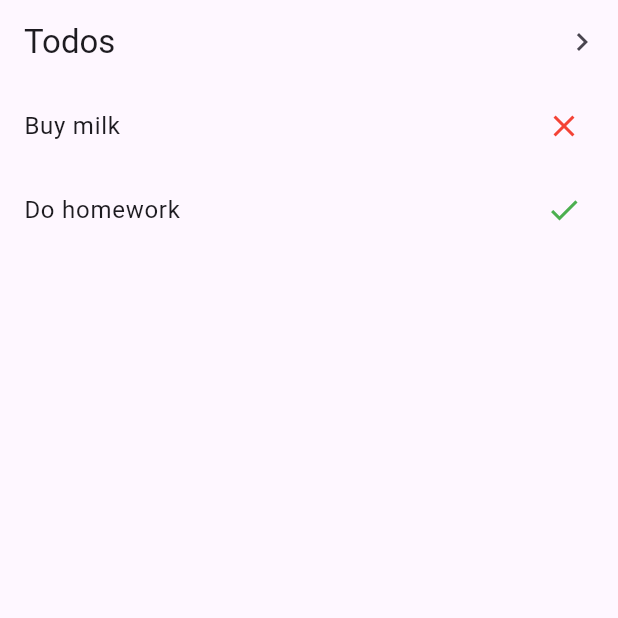
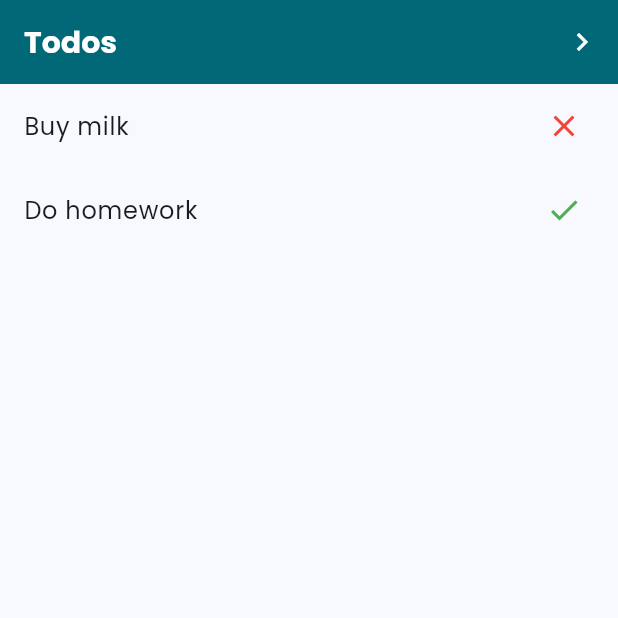
Before and after one commit to Vladeouz/flutter_clean_architecture_template, a Flutter app: the screen it shows after launch, on a phone screen of 412 x 824 dp, the top half of it. Run offline on Flutter 3.47's test engine with Material 3 defaults, Android fonts, the phone set to English and light mode, and no system bars; our stand-ins replace dio, equatable, flutter_bloc, flutter_easyloading, get_it, go_router and 3 more.

Commit message:
Latest Update

```diff
--- /dev/null
+++ b/lib/core/theme/app_theme.dart
@@ -0,0 +1,202 @@
+import 'package:flutter/material.dart';
+import 'package:google_fonts/google_fonts.dart';
+
+class AppTheme {
+  static final _baseColor = Color.fromRGBO(24, 183, 206, 15);
+
+  static final ColorScheme _lightColorScheme = ColorScheme.fromSeed(
+    onPrimary: Colors.white,
+    seedColor: _baseColor,
+
+    brightness: Brightness.light,
+  );
+
+  static final ColorScheme _darkColorScheme = ColorScheme.fromSeed(
+    seedColor: _baseColor,
+    brightness: Brightness.dark,
+  );
+
+  static final ThemeData lightTheme = ThemeData(
+    colorScheme: _lightColorScheme,
+    useMaterial3: true,
+    scaffoldBackgroundColor: Color(0xFFF8F8FF),
+    appBarTheme: _appBarTheme(_lightColorScheme),
+    textTheme: _textTheme(Colors.black),
+    primaryTextTheme: _textTheme(Colors.white),
+    elevatedButtonTheme: _elevatedButtonTheme(_lightColorScheme),
+    textButtonTheme: _textButtonTheme(_lightColorScheme),
+    outlinedButtonTheme: _outlinedButtonTheme(_lightColorScheme),
+    cardTheme: _cardTheme(_lightColorScheme),
+    datePickerTheme: _datePickerTheme(_lightColorScheme),
+  );
+
+  static final ThemeData darkTheme = ThemeData(
+    colorScheme: _darkColorScheme,
+    useMaterial3: true,
+    scaffoldBackgroundColor: Colors.black,
+    appBarTheme: _appBarTheme(_darkColorScheme),
+    textTheme: _textTheme(Colors.white),
+    primaryTextTheme: _textTheme(Colors.white),
+    elevatedButtonTheme: _elevatedButtonTheme(_darkColorScheme),
+    textButtonTheme: _textButtonTheme(_darkColorScheme),
+    outlinedButtonTheme: _outlinedButtonTheme(_darkColorScheme),
+    cardTheme: _cardTheme(_darkColorScheme),
+    datePickerTheme: _datePickerTheme(_darkColorScheme),
+  );
+
+  static AppBarTheme _appBarTheme(ColorScheme colorScheme) {
+    return AppBarTheme(
+      backgroundColor: colorScheme.primary,
+      foregroundColor: colorScheme.onPrimary,
+      elevation: 4,
+      centerTitle: false,
+      titleTextStyle: GoogleFonts.poppins(
+        fontSize: 20,
+        fontWeight: FontWeight.bold,
+        color: colorScheme.onPrimary,
+      ),
+    );
+  }
+
+  static TextTheme _textTheme(Color defaultColor) {
+    return TextTheme(
+      headlineLarge: GoogleFonts.poppins(
+        fontSize: 32,
+        fontWeight: FontWeight.bold,
+        color: defaultColor,
+      ),
+      headlineMedium: GoogleFonts.poppins(
+        fontSize: 24,
+        fontWeight: FontWeight.bold,
+        color: defaultColor,
+      ),
+      headlineSmall: GoogleFonts.poppins(
+        fontSize: 20,
+        fontWeight: FontWeight.bold,
+        color: defaultColor,
+      ),
+      titleLarge: GoogleFonts.poppins(
+        fontSize: 22,
+        fontWeight: FontWeight.bold,
+        color: defaultColor,
+      ),
+      titleMedium: GoogleFonts.poppins(
+        fontSize: 18,
+        fontWeight: FontWeight.w600,
+        color: defaultColor,
+      ),
+      titleSmall: GoogleFonts.poppins(
+        fontSize: 16,
+        fontWeight: FontWeight.w500,
+        color: defaultColor,
+      ),
+      bodyLarge: GoogleFonts.poppins(
+        fontSize: 16,
+        fontWeight: FontWeight.normal,
+        color: defaultColor,
+      ),
+      bodyMedium: GoogleFonts.poppins(
+        fontSize: 14,
+        fontWeight: FontWeight.normal,
+        color: defaultColor,
+      ),
+      bodySmall: GoogleFonts.poppins(
+        fontSize: 12,
+        fontWeight: FontWeight.normal,
+        color: defaultColor,
+      ),
+      labelLarge: GoogleFonts.poppins(
+        fontSize: 14,
+        fontWeight: FontWeight.w500,
+        color: defaultColor,
+      ),
+      labelSmall: GoogleFonts.poppins(
+        fontSize: 12,
+        fontWeight: FontWeight.w500,
+        color: defaultColor,
+      ),
+    );
+  }
+
+  static ElevatedButtonThemeData _elevatedButtonTheme(ColorScheme colorScheme) {
+    return ElevatedButtonThemeData(
+      style: ElevatedButton.styleFrom(
+        backgroundColor: colorScheme.primary,
+        foregroundColor: colorScheme.onPrimary,
+        textStyle: GoogleFonts.poppins(
+          fontSize: 16,
+          fontWeight: FontWeight.w600,
+        ),
+        shape: RoundedRectangleBorder(borderRadius: BorderRadius.circular(12)),
+        padding: const EdgeInsets.symmetric(horizontal: 16, vertical: 12),
+      ),
+    );
+  }
+
+  static TextButtonThemeData _textButtonTheme(ColorScheme colorScheme) {
+    return TextButtonThemeData(
+      style: TextButton.styleFrom(
+        foregroundColor: colorScheme.primary,
+        textStyle: GoogleFonts.poppins(
+          fontSize: 16,
+          fontWeight: FontWeight.w500,
+        ),
+      ),
+    );
+  }
+
+  static OutlinedButtonThemeData _outlinedButtonTheme(ColorScheme colorScheme) {
+    return OutlinedButtonThemeData(
+      style: OutlinedButton.styleFrom(
+        foregroundColor: colorScheme.primary,
+        side: BorderSide(color: colorScheme.primary, width: 1.5),
+        textStyle: GoogleFonts.poppins(
+          fontSize: 16,
+          fontWeight: FontWeight.w600,
+        ),
+        shape: RoundedRectangleBorder(borderRadius: BorderRadius.circular(12)),
+        padding: const EdgeInsets.symmetric(horizontal: 16, vertical: 12),
+      ),
+    );
+  }
+
+  static CardThemeData _cardTheme(ColorScheme colorScheme) {
+    return CardThemeData(
+      color: colorScheme.surface,
+      elevation: 3,
+      shape: RoundedRectangleBorder(borderRadius: BorderRadius.circular(12)),
+      // margin: const EdgeInsets.all(8),
+    );
+  }
+
+  static DatePickerThemeData _datePickerTheme(ColorScheme colorScheme) {
+    return DatePickerThemeData(
+      backgroundColor: colorScheme.surface,
+      headerBackgroundColor: colorScheme.primary,
+      headerForegroundColor: colorScheme.onPrimary,
+      rangeSelectionBackgroundColor: colorScheme.primary.withValues(alpha: 0.2),
+      rangeSelectionOverlayColor: WidgetStateProperty.resolveWith((states) {
+        // Bisa pakai hover, pressed, focused, dsb kalau mau
+        return colorScheme.primary.withValues(alpha: 0.1);
+      }),
+      dayForegroundColor: WidgetStateColor.resolveWith((states) {
+        if (states.contains(WidgetState.selected)) {
+          return colorScheme.onPrimary;
+        }
+        return colorScheme.onSurface;
+      }),
+      dayBackgroundColor: WidgetStateColor.resolveWith((states) {
+        if (states.contains(WidgetState.selected)) {
+          return colorScheme.primary;
+        }
+        return Colors.transparent;
+      }),
+      todayForegroundColor: WidgetStateColor.resolveWith((states) {
+        return colorScheme.primary;
+      }),
+      todayBackgroundColor: WidgetStateColor.resolveWith((states) {
+        return colorScheme.primary.withValues(alpha: 0.15);
+      }),
+    );
+  }
+}
--- a/lib/main.dart
+++ b/lib/main.dart
@@ -1,6 +1,9 @@
 import 'package:flutter/material.dart';
+import 'package:flutter_clean_architecture_template/core/theme/app_theme.dart';
 import 'package:flutter_clean_architecture_template/injection_container.dart';
 import 'package:flutter_clean_architecture_template/router.dart';
+import 'package:flutter_easyloading/flutter_easyloading.dart';
+import 'package:sizer/sizer.dart';
 
 void main() {
   init(); // Inisialisasi dependency injection
@@ -12,10 +15,18 @@ class MyApp extends StatelessWidget {
 
   @override
   Widget build(BuildContext context) {
-    return MaterialApp.router(
-      title: 'Flutter Clean Architecture',
-      routerConfig: AppRouter.router, // Gunakan router dari file router.dart
-      theme: ThemeData(primarySwatch: Colors.blue),
+    return Sizer(
+      builder: (context, orientation, screenType) {
+        return MaterialApp.router(
+          title: 'nupay',
+          routerConfig: AppRouter.router,
+          theme: AppTheme.lightTheme,
+          darkTheme: AppTheme.darkTheme,
+          themeMode:
+              ThemeMode.system, // ganti ke light/dark/system sesuai kebutuhan
+          builder: EasyLoading.init(),
+        );
+      },
     );
   }
 }
--- a/lib/router.dart
+++ b/lib/router.dart
@@ -8,8 +8,9 @@ import 'injection_container.dart'; // Import dependency injection
 // NEW_IMPORT_HERE
 
 class AppRouter {
-  static GoRouter get router {
-    return GoRouter(
+  static final GoRouter router = GoRouter(
+    initialLocation: '/',
+    debugLogDiagnostics: true, // opsional untuk debugging
     routes: [
       GoRoute(
         path: '/',
@@ -32,4 +33,3 @@ class AppRouter {
     ],
   );
 }
-}
--- a/tools/clean_architecture_generator.dart
+++ b/tools/clean_architecture_generator.dart
@@ -70,7 +70,7 @@ abstract class TodoRepository {
 }
 ''',
     'lib/features/todo/domain/usecases/get_todos.dart': '''
-import 'package:flutter_clean_architecture_template/core/usecases/usecase.dart';
+import 'package:nupay/core/usecases/usecase.dart';
 import '../repositories/todo_repository.dart';
 import '../entities/todo.dart';
 
```
Also changed, not shown: lib/core/error/failure.dart (added, +28 -0 lines), lib/core/styles/app_loading_styles.dart (added, +18 -0 lines), lib/core/utils/currency_format.dart (added, +27 -0 lines), lib/injection_container.dart (+10 -1 lines), pubspec.yaml (+12 -14 lines), tools/delete_features.dart (added, +62 -0 lines), tools/feature_generator.dart (+43 -21 lines), tools/file_templates.dart (added, +21 -0 lines), tools/main.dart (added, +16 -0 lines), tools/utils.dart (added, +7 -0 lines), pubspec.lock, 1 other file. Lines whose indentation alone changed are shown as unchanged.
